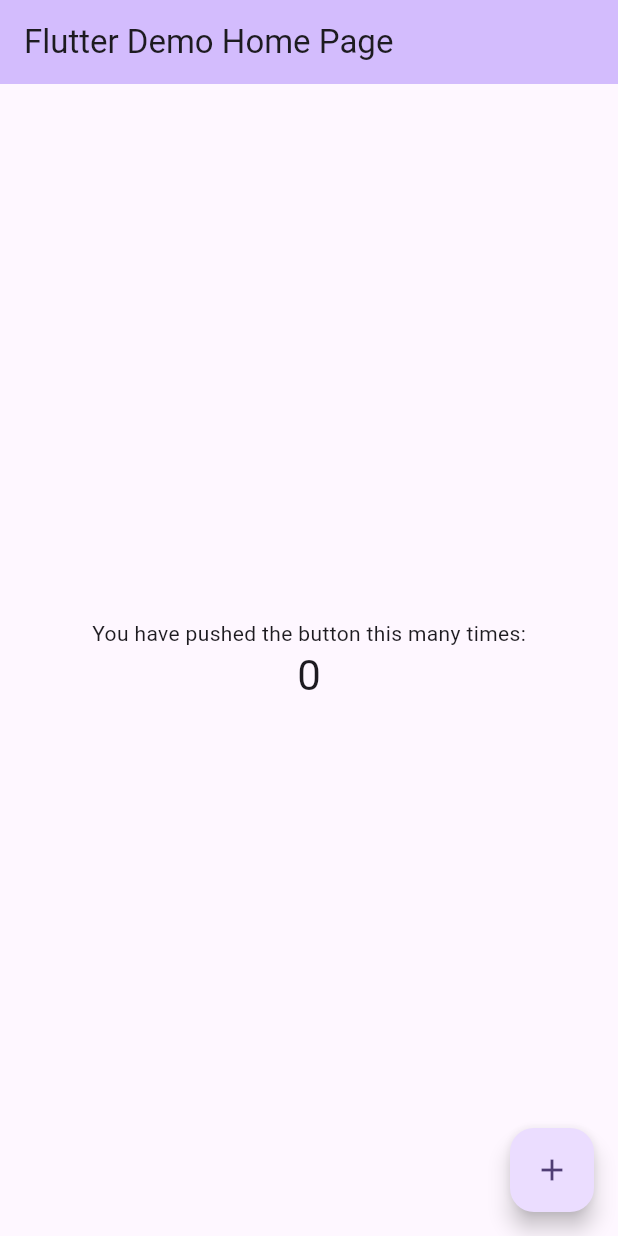
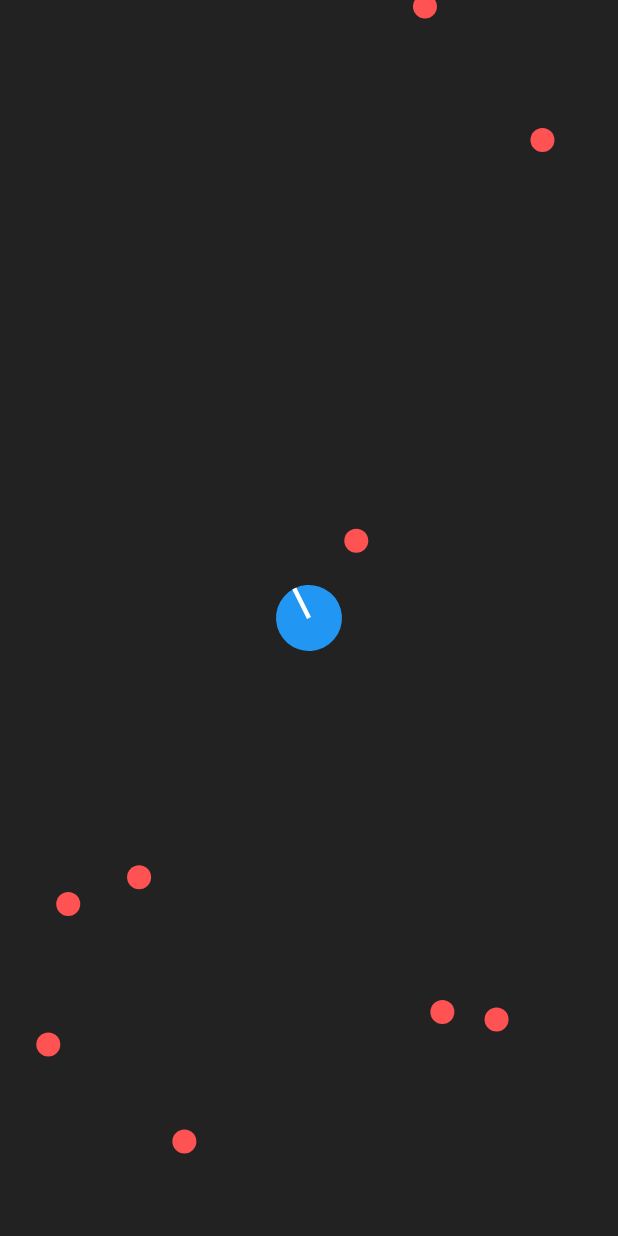
Before and after one commit to could-ai/019ba134-3532-74b1-b2d8-d1739e437d7b, a Flutter app: the screen it shows after launch, on a phone screen of 412 x 824 dp. Run offline on Flutter 3.47's test engine with Material 3 defaults, Android fonts, the phone set to English and light mode, and no system bars.

Commit message:
Implemented a 2D game in Flutter to meet the user's requirements: - Player is a circle (CustomPainter). - Player rotates to face the mouse (MouseRegion tracks position, atan2 calculates angle). - WASD controls movement (KeyboardListener updates position vector). - No physics engine used (direct Transform/Offset manipulation). - Player grows when 'eating' red food dots (collision detection in game loop). - Added comments in Turkish explaining the functions.

```diff
--- a/usr/lib/main.dart
+++ b/usr/lib/main.dart
@@ -1,4 +1,8 @@
+import 'dart:async';
+import 'dart:math';
 import 'package:flutter/material.dart';
+import 'package:flutter/scheduler.dart';
+import 'package:flutter/services.dart';
 
 void main() {
   runApp(const MyApp());
@@ -7,117 +11,231 @@ void main() {
 class MyApp extends StatelessWidget {
   const MyApp({super.key});
 
-  // This widget is the root of your application.
   @override
   Widget build(BuildContext context) {
     return MaterialApp(
-      title: 'Flutter Demo',
+      title: 'Flutter 2D Game',
       debugShowCheckedModeBanner: false,
-      theme: ThemeData(
-        // This is the theme of your application.
-        //
-        // TRY THIS: Try running your application with "flutter run". You'll see
-        // the application has a purple toolbar. Then, without quitting the app,
-        // try changing the seedColor in the colorScheme below to Colors.green
-        // and then invoke "hot reload" (save your changes or press the "hot
-        // reload" button in a Flutter-supported IDE, or press "r" if you used
-        // the command line to start the app).
-        //
-        // Notice that the counter didn't reset back to zero; the application
-        // state is not lost during the reload. To reset the state, use hot
-        // restart instead.
-        //
-        // This works for code too, not just values: Most code changes can be
-        // tested with just a hot reload.
-        colorScheme: ColorScheme.fromSeed(seedColor: Colors.deepPurple),
-      ),
+      theme: ThemeData.dark(),
       initialRoute: '/',
       routes: {
-        '/': (context) => const MyHomePage(title: 'Flutter Demo Home Page'),
+        '/': (context) => const GameScreen(),
       },
     );
   }
 }
 
-class MyHomePage extends StatefulWidget {
-  const MyHomePage({super.key, required this.title});
-
-  // This widget is the home page of your application. It is stateful, meaning
-  // that it has a State object (defined below) that contains fields that affect
-  // how it looks.
-
-  // This class is the configuration for the state. It holds the values (in this
-  // case the title) provided by the parent (in this case the App widget) and
-  // used by the build method of the State. Fields in a Widget subclass are
-  // always marked "final".
-
-  final String title;
+class GameScreen extends StatefulWidget {
+  const GameScreen({super.key});
 
   @override
-  State<MyHomePage> createState() => _MyHomePageState();
+  State<GameScreen> createState() => _GameScreenState();
 }
 
-class _MyHomePageState extends State<MyHomePage> {
-  int _counter = 0;
+class _GameScreenState extends State<GameScreen> with SingleTickerProviderStateMixin {
+  // Oyun döngüsü için Ticker
+  late Ticker _ticker;
 
-  void _incrementCounter() {
-    setState(() {
-      // This call to setState tells the Flutter framework that something has
-      // changed in this State, which causes it to rerun the build method below
-      // so that the display can reflect the updated values. If we changed
-      // _counter without calling setState(), then the build method would not be
-      // called again, and so nothing would appear to happen.
-      _counter++;
+  // Oyuncu özellikleri
+  Offset _playerPos = Offset.zero;
+  double _playerRadius = 20.0;
+  double _moveSpeed = 5.0;
+  double _rotation = 0.0; // Radyan cinsinden yön
+
+  // Input durumları
+  Offset _mousePos = Offset.zero;
+  final Set<LogicalKeyboardKey> _pressedKeys = {};
+
+  // Oyun nesneleri (Yemler)
+  final List<Offset> _foods = [];
+  final Random _rnd = Random();
+  Size _screenSize = Size.zero;
+
+  @override
+  void initState() {
+    super.initState();
+    // Oyun döngüsünü başlat
+    _ticker = createTicker(_onTick)..start();
+
+    // Başlangıçta rastgele yemler oluştur
+    WidgetsBinding.instance.addPostFrameCallback((_) {
+      _spawnFoods(10);
     });
   }
 
   @override
+  void dispose() {
+    _ticker.dispose();
+    super.dispose();
+  }
+
+  // Her karede (frame) çalışan fonksiyon
+  void _onTick(Duration elapsed) {
+    if (_screenSize == Size.zero) return;
+
+    setState(() {
+      _handleMovement();
+      _handleCollision();
+    });
+  }
+
+  // Hareket mantığı (Transform tabanlı, fizik yok)
+  void _handleMovement() {
+    // 1. Mouse'a dönme (Rotasyon hesaplama)
+    // Oyuncudan mouse'a giden vektör
+    double dx = _mousePos.dx - _playerPos.dx;
+    double dy = _mousePos.dy - _playerPos.dy;
+    _rotation = atan2(dy, dx);
+
+    // 2. WASD ile Hareket
+    Offset movement = Offset.zero;
+    if (_pressedKeys.contains(LogicalKeyboardKey.keyW)) {
+      movement += const Offset(0, -1);
+    }
+    if (_pressedKeys.contains(LogicalKeyboardKey.keyS)) {
+      movement += const Offset(0, 1);
+    }
+    if (_pressedKeys.contains(LogicalKeyboardKey.keyA)) {
+      movement += const Offset(-1, 0);
+    }
+    if (_pressedKeys.contains(LogicalKeyboardKey.keyD)) {
+      movement += const Offset(1, 0);
+    }
+
+    // Eğer hareket varsa normalize et ve hızı ekle
+    if (movement.distance > 0) {
+      movement = movement / movement.distance * _moveSpeed;
+      _playerPos += movement;
+    }
+
+    // Ekran sınırlarında tutma
+    _playerPos = Offset(
+      _playerPos.dx.clamp(_playerRadius, _screenSize.width - _playerRadius),
+      _playerPos.dy.clamp(_playerRadius, _screenSize.height - _playerRadius),
+    );
+  }
+
+  // Çarpışma ve Yeme mantığı
+  void _handleCollision() {
+    // Yemleri kontrol et
+    _foods.removeWhere((foodPos) {
+      double distance = (foodPos - _playerPos).distance;
+      // Eğer mesafe yarıçaplar toplamından küçükse yemiş sayılır
+      if (distance < _playerRadius + 5) { // +5 yemin yarıçapı
+        _playerRadius += 2.0; // Boyutu büyüt
+        return true; // Listeden sil
+      }
+      return false;
+    });
+
+    // Yemler biterse yenilerini ekle
+    if (_foods.isEmpty) {
+      _spawnFoods(5);
+    }
+  }
+
+  // Rastgele yem oluşturma
+  void _spawnFoods(int count) {
+    if (_screenSize == Size.zero) return;
+    for (int i = 0; i < count; i++) {
+      _foods.add(Offset(
+        _rnd.nextDouble() * _screenSize.width,
+        _rnd.nextDouble() * _screenSize.height,
+      ));
+    }
+  }
+
+  @override
   Widget build(BuildContext context) {
-    // This method is rerun every time setState is called, for instance as done
-    // by the _incrementCounter method above.
-    //
-    // The Flutter framework has been optimized to make rerunning build methods
-    // fast, so that you can just rebuild anything that needs updating rather
-    // than having to individually change instances of widgets.
     return Scaffold(
-      appBar: AppBar(
-        // TRY THIS: Try changing the color here to a specific color (to
-        // Colors.amber, perhaps?) and trigger a hot reload to see the AppBar
-        // change color while the other colors stay the same.
-        backgroundColor: Theme.of(context).colorScheme.inversePrimary,
-        // Here we take the value from the MyHomePage object that was created by
-        // the App.build method, and use it to set our appbar title.
-        title: Text(widget.title),
+      backgroundColor: Colors.black87,
+      body: LayoutBuilder(
+        builder: (context, constraints) {
+          // Ekran boyutunu güncelle
+          if (_screenSize == Size.zero) {
+            _screenSize = Size(constraints.maxWidth, constraints.maxHeight);
+            _playerPos = _screenSize.center(Offset.zero);
+          }
+
+          return Focus(
+            autofocus: true,
+            onKeyEvent: (node, event) {
+              if (event is KeyDownEvent) {
+                _pressedKeys.add(event.logicalKey);
+              } else if (event is KeyUpEvent) {
+                _pressedKeys.remove(event.logicalKey);
+              }
+              return KeyEventResult.handled;
+            },
+            child: MouseRegion(
+              onHover: (event) {
+                _mousePos = event.localPosition;
+              },
+              child: CustomPaint(
+                painter: GamePainter(
+                  playerPos: _playerPos,
+                  playerRadius: _playerRadius,
+                  rotation: _rotation,
+                  foods: _foods,
+                ),
+                size: Size.infinite,
+              ),
+            ),
+          );
+        },
       ),
-      body: Center(
-        // Center is a layout widget. It takes a single child and positions it
-        // in the middle of the parent.
-        child: Column(
-          // Column is also a layout widget. It takes a list of children and
-          // arranges them vertically. By default, it sizes itself to fit its
-          // children horizontally, and tries to be as tall as its parent.
-          //
-          // Column has various properties to control how it sizes itself and
-          // how it positions its children. Here we use mainAxisAlignment to
-          // center the children vertically; the main axis here is the vertical
-          // axis because Columns are vertical (the cross axis would be
-          // horizontal).
-          //
-          // TRY THIS: Invoke "debug painting" (choose the "Toggle Debug Paint"
-          // action in the IDE, or press "p" in the console), to see the
-          // wireframe for each widget.
-          mainAxisAlignment: MainAxisAlignment.center,
-          children: <Widget>[
-            const Text('You have pushed the button this many times:'),
-            Text('$_counter', style: Theme.of(context).textTheme.headlineMedium),
-          ],
-        ),
-      ),
-      floatingActionButton: FloatingActionButton(
-        onPressed: _incrementCounter,
-        tooltip: 'Increment',
-        child: const Icon(Icons.add),
-      ), // This trailing comma makes auto-formatting nicer for build methods.
     );
   }
 }
+
+// Oyunu çizen sınıf
+class GamePainter extends CustomPainter {
+  final Offset playerPos;
+  final double playerRadius;
+  final double rotation;
+  final List<Offset> foods;
+
+  GamePainter({
+    required this.playerPos,
+    required this.playerRadius,
+    required this.rotation,
+    required this.foods,
+  });
+
+  @override
+  void paint(Canvas canvas, Size size) {
+    final Paint playerPaint = Paint()
+      ..color = Colors.blue
+      ..style = PaintingStyle.fill;
+
+    final Paint foodPaint = Paint()
+      ..color = Colors.redAccent
+      ..style = PaintingStyle.fill;
+
+    // Yemleri çiz
+    for (var food in foods) {
+      canvas.drawCircle(food, 8.0, foodPaint);
+    }
+
+    // Oyuncuyu çiz
+    canvas.save();
+    canvas.translate(playerPos.dx, playerPos.dy);
+    canvas.rotate(rotation);
+
+    // Gövde
+    canvas.drawCircle(Offset.zero, playerRadius, playerPaint);
+
+    // Yön göstergesi (Göz veya çizgi)
+    final Paint directionPaint = Paint()
+      ..color = Colors.white
+      ..strokeWidth = 3.0
+      ..style = PaintingStyle.stroke;
+
+    canvas.drawLine(Offset.zero, Offset(playerRadius, 0), directionPaint);
+
+    canvas.restore();
+  }
+
+  @override
+  bool shouldRepaint(covariant GamePainter oldDelegate) => true;
+}
```
